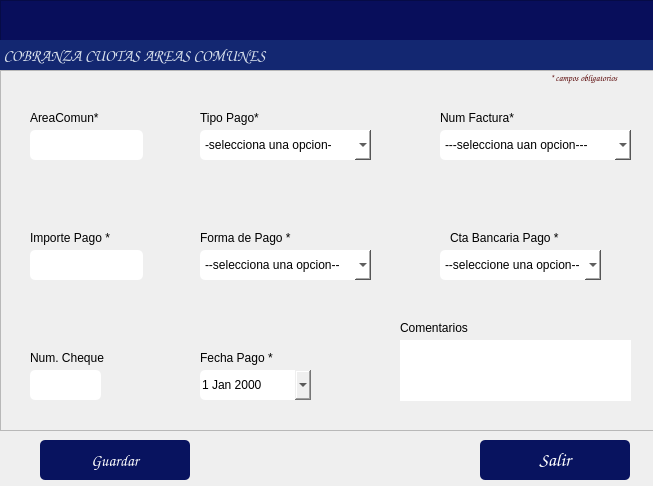
Before: the Qt Designer form gui/formRegPagosAC.ui in alucard8130/app_gest_adm.v1_exe, drawn with Qt 5.
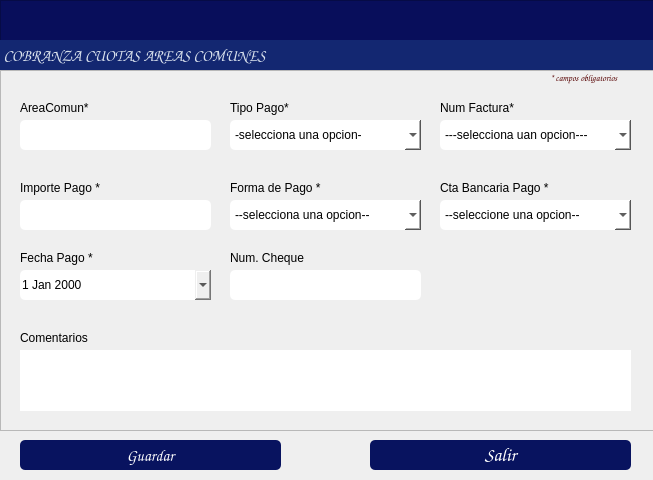
After: the same form once the commit is applied. Icons and pictures are not drawn.

```diff
--- a/gui/formRegPagosAC.ui
+++ b/gui/formRegPagosAC.ui
@@ -10,7 +10,7 @@
     <x>0</x>
     <y>0</y>
     <width>653</width>
-    <height>486</height>
+    <height>480</height>
    </rect>
   </property>
   <property name="windowTitle">
@@ -22,10 +22,10 @@
   <widget class="QPushButton" name="btnRegistrar">
    <property name="geometry">
     <rect>
-     <x>40</x>
+     <x>20</x>
      <y>440</y>
-     <width>150</width>
-     <height>40</height>
+     <width>261</width>
+     <height>30</height>
     </rect>
    </property>
    <property name="font">
@@ -56,10 +56,10 @@
   <widget class="QPushButton" name="btnSalir">
    <property name="geometry">
     <rect>
-     <x>480</x>
+     <x>370</x>
      <y>440</y>
-     <width>150</width>
-     <height>40</height>
+     <width>261</width>
+     <height>30</height>
     </rect>
    </property>
    <property name="font">
@@ -160,8 +160,8 @@
    <widget class="QLabel" name="label_9">
     <property name="geometry">
      <rect>
-      <x>30</x>
-      <y>280</y>
+      <x>230</x>
+      <y>180</y>
       <width>81</width>
       <height>16</height>
      </rect>
@@ -173,9 +173,9 @@
    <widget class="QComboBox" name="cmbTipoCuota">
     <property name="geometry">
      <rect>
-      <x>200</x>
-      <y>60</y>
-      <width>171</width>
+      <x>230</x>
+      <y>50</y>
+      <width>191</width>
       <height>30</height>
      </rect>
     </property>
@@ -217,9 +217,9 @@
    <widget class="QTextEdit" name="txtComentarios">
     <property name="geometry">
      <rect>
-      <x>400</x>
-      <y>270</y>
-      <width>231</width>
+      <x>20</x>
+      <y>280</y>
+      <width>611</width>
       <height>61</height>
      </rect>
     </property>
@@ -230,8 +230,8 @@
    <widget class="QLabel" name="label_5">
     <property name="geometry">
      <rect>
-      <x>200</x>
-      <y>160</y>
+      <x>230</x>
+      <y>110</y>
       <width>91</width>
       <height>16</height>
      </rect>
@@ -243,8 +243,8 @@
    <widget class="QLabel" name="label">
     <property name="geometry">
      <rect>
-      <x>30</x>
-      <y>40</y>
+      <x>20</x>
+      <y>30</y>
       <width>81</width>
       <height>16</height>
      </rect>
@@ -256,9 +256,9 @@
    <widget class="QComboBox" name="cmbFormaPago">
     <property name="geometry">
      <rect>
-      <x>200</x>
-      <y>180</y>
-      <width>171</width>
+      <x>230</x>
+      <y>130</y>
+      <width>191</width>
       <height>30</height>
      </rect>
     </property>
@@ -295,8 +295,8 @@
    <widget class="QLabel" name="label_6">
     <property name="geometry">
      <rect>
-      <x>30</x>
-      <y>160</y>
+      <x>20</x>
+      <y>110</y>
       <width>81</width>
       <height>16</height>
      </rect>
@@ -308,9 +308,9 @@
    <widget class="QDateEdit" name="boxDate">
     <property name="geometry">
      <rect>
-      <x>200</x>
-      <y>300</y>
-      <width>111</width>
+      <x>20</x>
+      <y>200</y>
+      <width>191</width>
       <height>30</height>
      </rect>
     </property>
@@ -324,8 +324,8 @@
    <widget class="QLabel" name="label_10">
     <property name="geometry">
      <rect>
-      <x>400</x>
-      <y>250</y>
+      <x>20</x>
+      <y>260</y>
       <width>71</width>
       <height>16</height>
      </rect>
@@ -338,7 +338,7 @@
     <property name="geometry">
      <rect>
       <x>440</x>
-      <y>40</y>
+      <y>30</y>
       <width>101</width>
       <height>16</height>
      </rect>
@@ -350,8 +350,8 @@
    <widget class="QLabel" name="label_7">
     <property name="geometry">
      <rect>
-      <x>200</x>
-      <y>280</y>
+      <x>20</x>
+      <y>180</y>
       <width>81</width>
       <height>16</height>
      </rect>
@@ -364,8 +364,8 @@
     <property name="geometry">
      <rect>
       <x>440</x>
-      <y>180</y>
-      <width>161</width>
+      <y>130</y>
+      <width>191</width>
       <height>30</height>
      </rect>
     </property>
@@ -382,8 +382,8 @@
    <widget class="QLabel" name="label_4">
     <property name="geometry">
      <rect>
-      <x>200</x>
-      <y>40</y>
+      <x>230</x>
+      <y>30</y>
       <width>81</width>
       <height>16</height>
      </rect>
@@ -395,8 +395,8 @@
    <widget class="QLabel" name="label_8">
     <property name="geometry">
      <rect>
-      <x>450</x>
-      <y>160</y>
+      <x>440</x>
+      <y>110</y>
       <width>111</width>
       <height>16</height>
      </rect>
@@ -409,7 +409,7 @@
     <property name="geometry">
      <rect>
       <x>440</x>
-      <y>60</y>
+      <y>50</y>
       <width>191</width>
       <height>30</height>
      </rect>
@@ -428,9 +428,9 @@
    <widget class="QLineEdit" name="txtAreaC">
     <property name="geometry">
      <rect>
-      <x>30</x>
-      <y>60</y>
-      <width>113</width>
+      <x>20</x>
+      <y>50</y>
+      <width>191</width>
       <height>30</height>
      </rect>
     </property>
@@ -441,9 +441,9 @@
    <widget class="QLineEdit" name="txtImporte">
     <property name="geometry">
      <rect>
-      <x>30</x>
-      <y>180</y>
-      <width>113</width>
+      <x>20</x>
+      <y>130</y>
+      <width>191</width>
       <height>30</height>
      </rect>
     </property>
@@ -454,9 +454,9 @@
    <widget class="QLineEdit" name="txtCheque">
     <property name="geometry">
      <rect>
-      <x>30</x>
-      <y>300</y>
-      <width>71</width>
+      <x>230</x>
+      <y>200</y>
+      <width>191</width>
       <height>30</height>
      </rect>
     </property>
```
